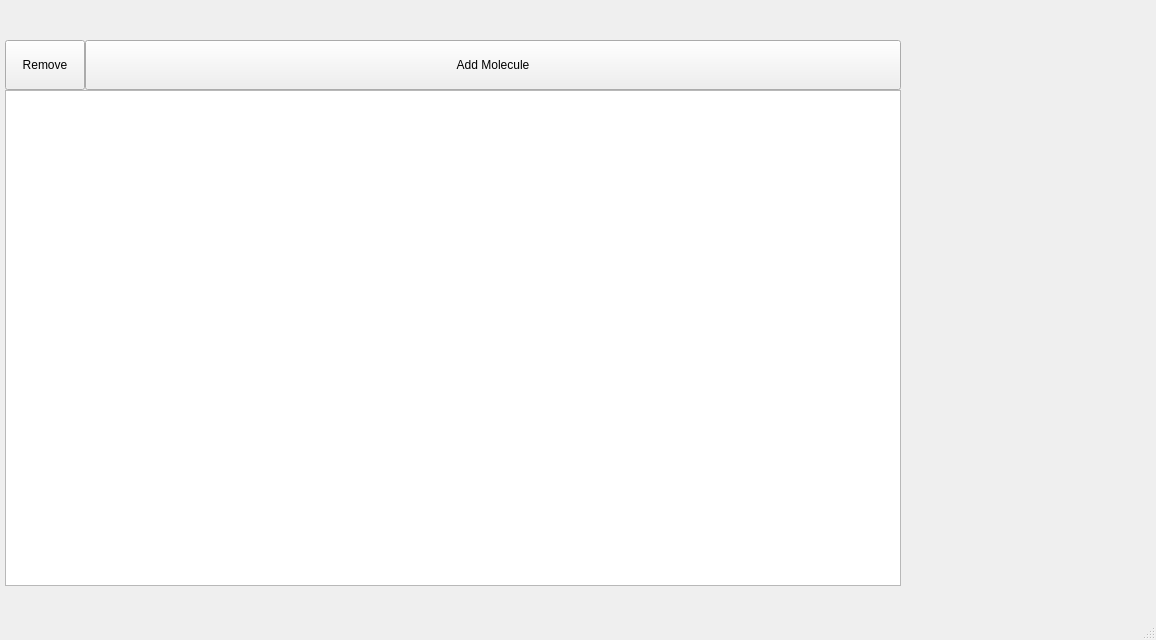
This is Views/uiMainWindow.ui in samuelvp360/SVP360CalculationController as Qt 5 draws it before an edit. The edited form follows.
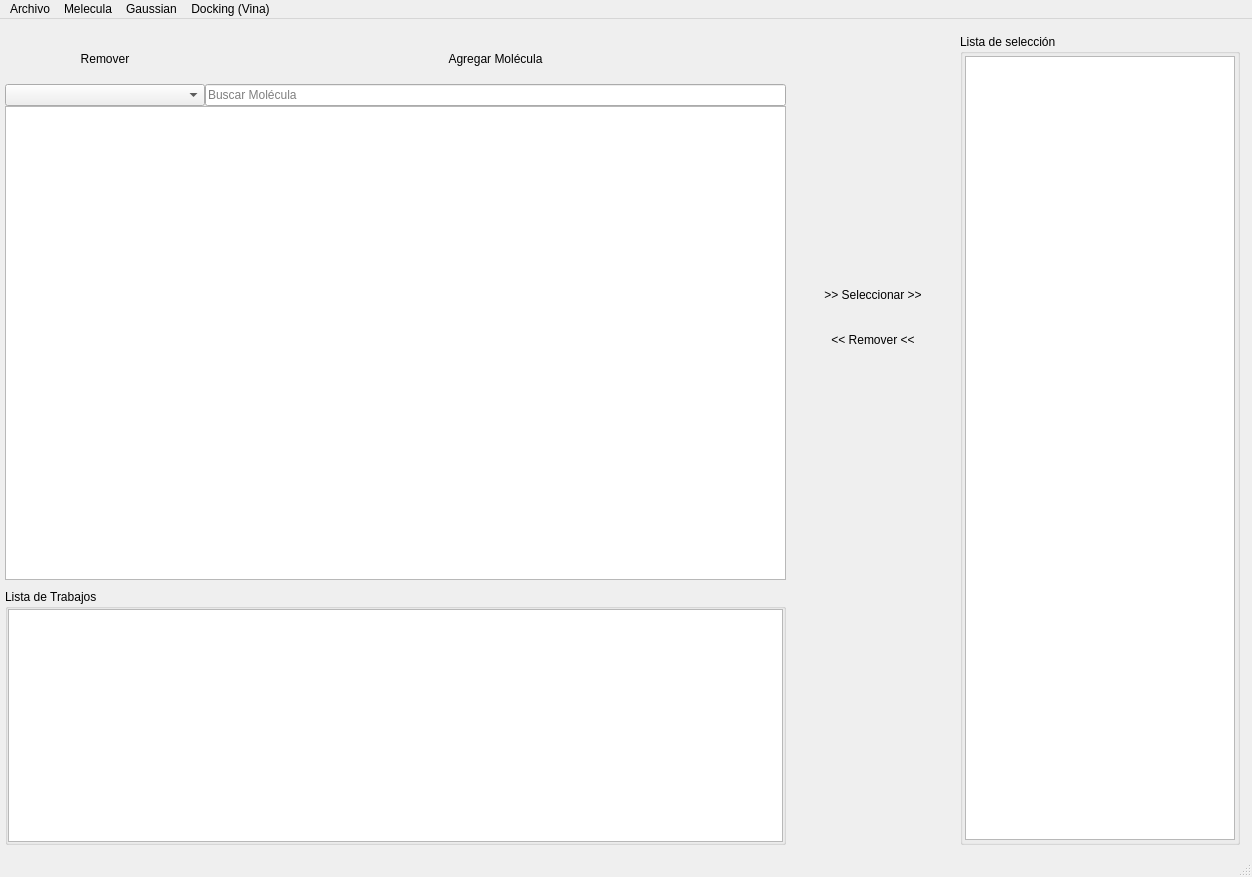
This is the edited form.

```diff
--- a/Views/uiMainWindow.ui
+++ b/Views/uiMainWindow.ui
@@ -6,8 +6,8 @@
    <rect>
     <x>0</x>
     <y>0</y>
-    <width>1156</width>
-    <height>640</height>
+    <width>1252</width>
+    <height>877</height>
    </rect>
   </property>
   <property name="windowTitle">
@@ -18,8 +18,8 @@
     <property name="geometry">
      <rect>
       <x>5</x>
-      <y>40</y>
-      <width>896</width>
+      <y>15</y>
+      <width>781</width>
       <height>546</height>
      </rect>
     </property>
@@ -31,18 +31,29 @@
       <widget class="QPushButton" name="uiRemoveMoleculeButton">
        <property name="minimumSize">
         <size>
-         <width>0</width>
+         <width>200</width>
          <height>50</height>
         </size>
        </property>
        <property name="maximumSize">
         <size>
-         <width>80</width>
+         <width>200</width>
          <height>16777215</height>
         </size>
        </property>
+       <property name="styleSheet">
+        <string notr="true">QPushButton {
+	background-color: 'white';
+	border: 2px solid 'red';
+	border-radius: 6px;
+}
+QPushButton:hover {
+	background-color: 'red';
+	color: 'white'
+}</string>
+       </property>
        <property name="text">
-        <string>Remove</string>
+        <string>Remover</string>
        </property>
       </widget>
      </item>
@@ -54,26 +65,226 @@
          <height>50</height>
         </size>
        </property>
+       <property name="styleSheet">
+        <string notr="true">QPushButton {
+	background-color: 'white';
+	border: 2px solid 'green';
+	border-radius: 6px;
+}
+QPushButton:hover {
+	background-color: 'green';
+	color: 'white'
+}</string>
+       </property>
        <property name="text">
-        <string>Add Molecule</string>
+        <string>Agregar Molécula</string>
        </property>
       </widget>
      </item>
-     <item row="1" column="0" colspan="2">
-      <widget class="QTreeView" name="uiMoleculesTree"/>
+     <item row="1" column="0">
+      <widget class="QComboBox" name="uiSearchFieldComboBox"/>
      </item>
+     <item row="1" column="1">
+      <widget class="QLineEdit" name="uiSearchLine">
+       <property name="placeholderText">
+        <string>Buscar Molécula</string>
+       </property>
+      </widget>
+     </item>
+     <item row="2" column="0" colspan="2">
+      <widget class="QTreeView" name="uiMoleculesTree">
+       <property name="cursor" stdset="0">
+        <cursorShape>PointingHandCursor</cursorShape>
+       </property>
+       <property name="selectionMode">
+        <enum>QAbstractItemView::SingleSelection</enum>
+       </property>
+      </widget>
+     </item>
     </layout>
    </widget>
+   <widget class="QGroupBox" name="groupBox">
+    <property name="geometry">
+     <rect>
+      <x>5</x>
+      <y>570</y>
+      <width>781</width>
+      <height>256</height>
+     </rect>
+    </property>
+    <property name="title">
+     <string>Lista de Trabajos</string>
+    </property>
+    <layout class="QVBoxLayout" name="verticalLayout">
+     <property name="spacing">
+      <number>0</number>
+     </property>
+     <property name="leftMargin">
+      <number>0</number>
+     </property>
+     <property name="topMargin">
+      <number>0</number>
+     </property>
+     <property name="rightMargin">
+      <number>0</number>
+     </property>
+     <property name="bottomMargin">
+      <number>0</number>
+     </property>
+     <item>
+      <widget class="QTableView" name="uiWorkflowTableView"/>
+     </item>
+    </layout>
+   </widget>
+   <widget class="QGroupBox" name="groupBox_2">
+    <property name="geometry">
+     <rect>
+      <x>960</x>
+      <y>15</y>
+      <width>280</width>
+      <height>811</height>
+     </rect>
+    </property>
+    <property name="title">
+     <string>Lista de selección</string>
+    </property>
+    <layout class="QVBoxLayout" name="verticalLayout_2">
+     <property name="spacing">
+      <number>0</number>
+     </property>
+     <property name="leftMargin">
+      <number>2</number>
+     </property>
+     <property name="topMargin">
+      <number>2</number>
+     </property>
+     <property name="rightMargin">
+      <number>2</number>
+     </property>
+     <property name="bottomMargin">
+      <number>2</number>
+     </property>
+     <item>
+      <widget class="QListView" name="uiSelectionList">
+       <property name="font">
+        <font>
+         <pointsize>12</pointsize>
+         <weight>75</weight>
+         <bold>true</bold>
+        </font>
+       </property>
+       <property name="cursor" stdset="0">
+        <cursorShape>PointingHandCursor</cursorShape>
+       </property>
+       <property name="styleSheet">
+        <string notr="true">QListView {
+	show-decoration-selected: 1; /* make the selection span the entire width of the view */
+}
+QListView::item {
+	padding: 8px;
+}
+QListView::item:selected {
+	padding: 28px;
+}</string>
+       </property>
+       <property name="alternatingRowColors">
+        <bool>true</bool>
+       </property>
+      </widget>
+     </item>
+    </layout>
+   </widget>
+   <widget class="QPushButton" name="uiSelectButton">
+    <property name="geometry">
+     <rect>
+      <x>790</x>
+      <y>255</y>
+      <width>166</width>
+      <height>41</height>
+     </rect>
+    </property>
+    <property name="styleSheet">
+     <string notr="true">QPushButton {
+	background-color: 'white';
+	border: 2px solid 'green';
+	border-radius: 6px;
+}
+QPushButton:hover {
+	background-color: 'green';
+	color: 'white'
+}</string>
+    </property>
+    <property name="text">
+     <string>&gt;&gt; Seleccionar &gt;&gt;</string>
+    </property>
+   </widget>
+   <widget class="QPushButton" name="uiUnselectButton">
+    <property name="geometry">
+     <rect>
+      <x>790</x>
+      <y>300</y>
+      <width>166</width>
+      <height>41</height>
+     </rect>
+    </property>
+    <property name="styleSheet">
+     <string notr="true">QPushButton {
+	background-color: 'white';
+	border: 2px solid 'red';
+	border-radius: 6px;
+}
+QPushButton:hover {
+	background-color: 'red';
+	color: 'white'
+}</string>
+    </property>
+    <property name="text">
+     <string>&lt;&lt; Remover &lt;&lt;</string>
+    </property>
+   </widget>
   </widget>
   <widget class="QMenuBar" name="menubar">
    <property name="geometry">
     <rect>
      <x>0</x>
      <y>0</y>
-     <width>1156</width>
+     <width>1252</width>
      <height>22</height>
     </rect>
    </property>
+   <widget class="QMenu" name="menuArchivo">
+    <property name="title">
+     <string>Archivo</string>
+    </property>
+    <addaction name="actionDirectorio_de_trabajo"/>
+   </widget>
+   <widget class="QMenu" name="menuMelecula">
+    <property name="title">
+     <string>Melecula</string>
+    </property>
+    <addaction name="actionAgregar"/>
+    <addaction name="actionEliminar"/>
+   </widget>
+   <widget class="QMenu" name="menuGaussian">
+    <property name="title">
+     <string>Gaussian</string>
+    </property>
+    <addaction name="actionConfigurar"/>
+    <addaction name="actionProgramar_c_lculo"/>
+    <addaction name="actionDetener_fila"/>
+    <addaction name="actionPausar_fila"/>
+    <addaction name="actionReanudar_fila"/>
+   </widget>
+   <widget class="QMenu" name="menuDocking_Vina">
+    <property name="title">
+     <string>Docking (Vina)</string>
+    </property>
+    <addaction name="actionWizard"/>
+   </widget>
+   <addaction name="menuArchivo"/>
+   <addaction name="menuMelecula"/>
+   <addaction name="menuGaussian"/>
+   <addaction name="menuDocking_Vina"/>
   </widget>
   <widget class="QStatusBar" name="statusbar"/>
  </widget>
```
Left out of the diff: 107 changed lines with no effect on the pictures.
